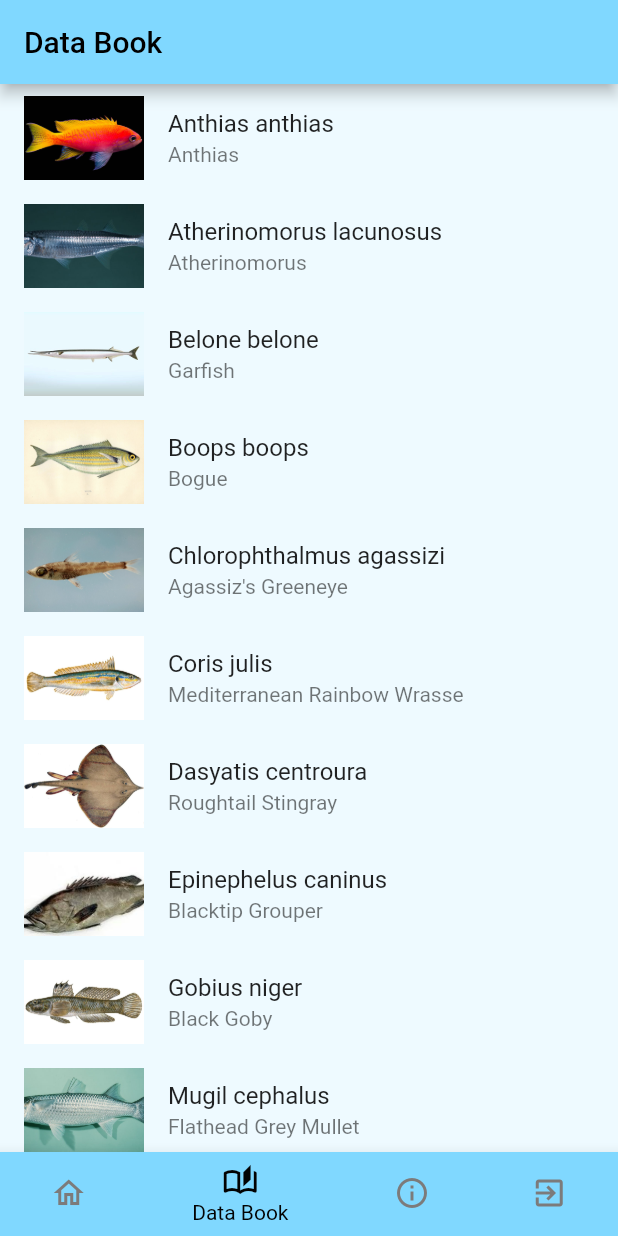
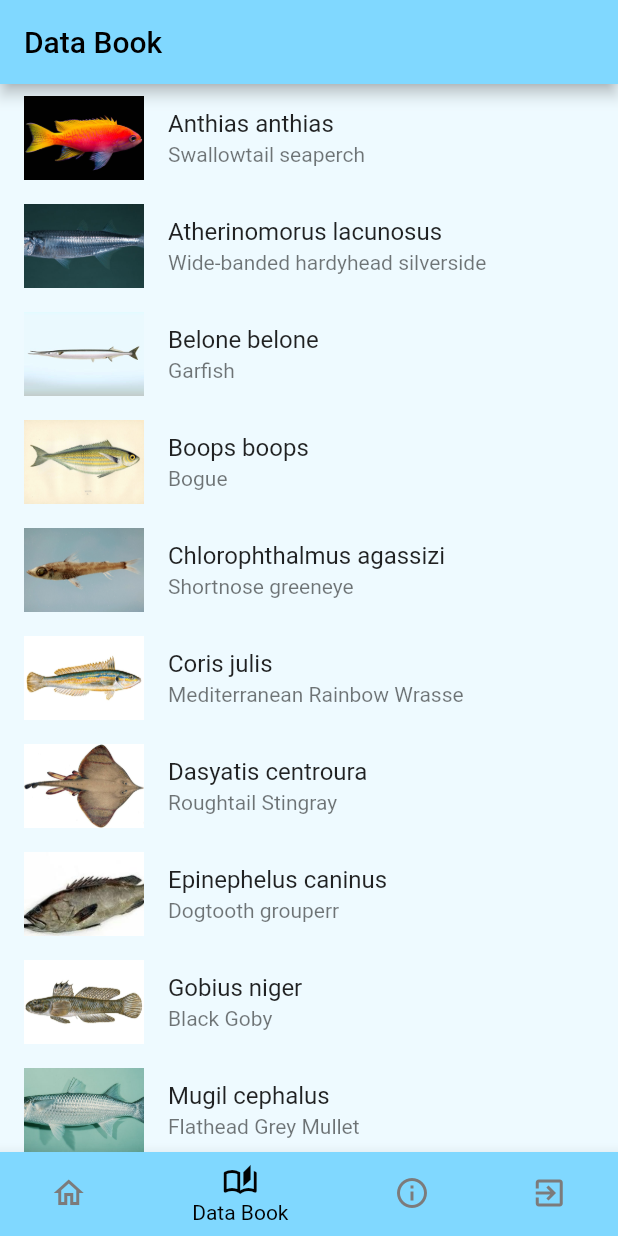
Before and after one commit to ThishanTharuka/Fish-Recognition-Mobile-App, a Flutter app: the DataBookPage screen opened by its route, on a phone screen of 412 x 824 dp. Run offline on Flutter 3.47's test engine with Material 2 defaults, Android fonts, the phone set to English and light mode, and no system bars; our stand-ins replace image_picker; missing offline and left inert: tflite.

Commit message:
Minor changes to data book

```diff
--- a/lib/data_book.dart
+++ b/lib/data_book.dart
@@ -9,12 +9,12 @@ class DataBookPage extends StatelessWidget {
   final List<FishSpecies> fishSpeciesList = [
     FishSpecies(
       scientificName: "Anthias anthias",
-      commonName: "Anthias",
+      commonName: "Swallowtail seaperch",
       imagePath: "assets/anthias_anthias.jpg",
     ),
     FishSpecies(
       scientificName: "Atherinomorus lacunosus",
-      commonName: "Atherinomorus",
+      commonName: "Wide-banded hardyhead silverside",
       imagePath: "assets/atherinomorus_lacunosus.jpg",
     ),
     FishSpecies(
@@ -29,7 +29,7 @@ class DataBookPage extends StatelessWidget {
     ),
     FishSpecies(
       scientificName: "Chlorophthalmus agassizi",
-      commonName: "Agassiz's Greeneye",
+      commonName: "Shortnose greeneye",
       imagePath: "assets/chlorophthalmus_agassizi.jpg",
     ),
     FishSpecies(
@@ -44,7 +44,7 @@ class DataBookPage extends StatelessWidget {
     ),
     FishSpecies(
       scientificName: "Epinephelus caninus",
-      commonName: "Blacktip Grouper",
+      commonName: "Dogtooth grouperr",
       imagePath: "assets/epinephelus_caninus.jpg",
     ),
     FishSpecies(
@@ -59,7 +59,7 @@ class DataBookPage extends StatelessWidget {
     ),
     FishSpecies(
       scientificName: "Phycis phycis",
-      commonName: "Blackbelly Rosefish",
+      commonName: "Forkbeard",
       imagePath: "assets/phycis_phycis.jpg",
     ),
     FishSpecies(
@@ -74,7 +74,7 @@ class DataBookPage extends StatelessWidget {
     ),
     FishSpecies(
       scientificName: "Rhinobatos cemiculus",
-      commonName: "Small-eyed Ray",
+      commonName: "Blackchin guitarfish",
       imagePath: "assets/rhinobatos_cemiculus.jpg",
     ),
     FishSpecies(
@@ -89,12 +89,12 @@ class DataBookPage extends StatelessWidget {
     ),
     FishSpecies(
       scientificName: "Squalus acanthias",
-      commonName: "Spiny Dogfish",
+      commonName: "Picked dogfish",
       imagePath: "assets/squalus_acanthias.jpg",
     ),
     FishSpecies(
       scientificName: "Tetrapturus belone",
-      commonName: "Longbill Spearfish",
+      commonName: "Mediterranean spearfish",
       imagePath: "assets/tetrapturus_belone.jpg",
     ),
     FishSpecies(
@@ -104,7 +104,7 @@ class DataBookPage extends StatelessWidget {
     ),
     FishSpecies(
       scientificName: "Trigloporus lastoviza",
-      commonName: "Red Gurnard",
+      commonName: "African Gurnard",
       imagePath: "assets/trigloporus_lastoviza.jpg",
     ),
   ];
```
